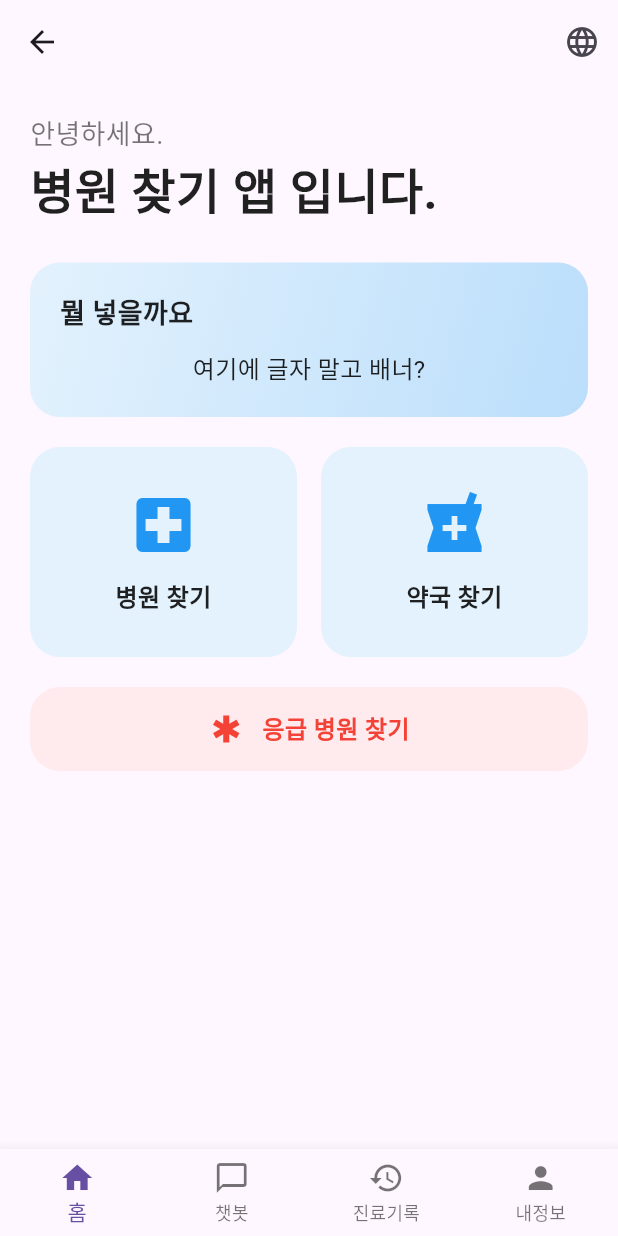
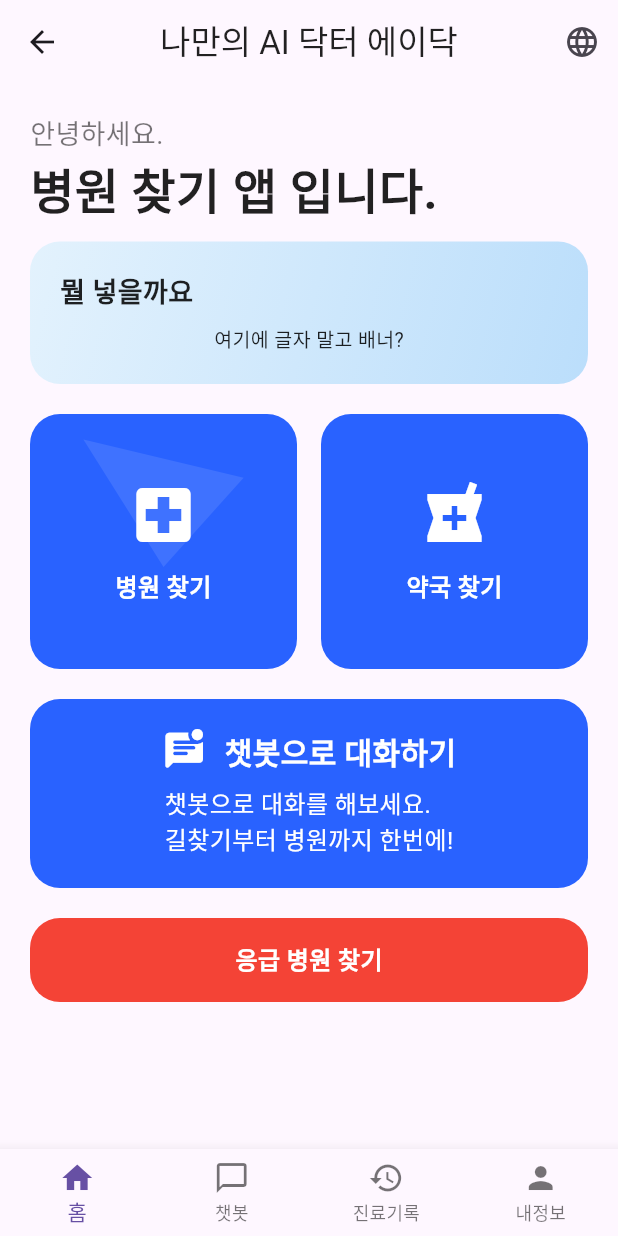
Before and after one commit to kim-manjae/team_3, a Flutter app: the screen it shows after launch, after a tap on "로그인 건너뛰기", on a phone screen of 412 x 824 dp. Run offline on Flutter 3.47's test engine with Material 3 defaults, Android fonts, the phone set to English and light mode, and no system bars; our stand-ins replace easy_localization, flutter_dotenv, geocoding, geolocator, get, google_sign_in and 1 more; missing offline and left inert: flutter_naver_login, flutter_naver_map, kakao_flutter_sdk_common, kakao_flutter_sdk_user, postgres; network calls fail; statements that could not run were skipped.

Commit message:
feat: UI 개선 및 기능 추가
- API import 경로 수정
- key.env에 GOOGLE_API_KEY 추가
- hospital_main.dart UI 개선 및 챗봇 기능 연결
- splash_screen.dart 추가 및 초기화 로직 구현
- bottom_nav_bar.dart 수정
- nav_main_page.dart 초기 인덱스 설정 기능 추가

```diff
--- a/lib/hospital/hospital_main.dart
+++ b/lib/hospital/hospital_main.dart
@@ -72,6 +72,8 @@ class _HospitalMainPageState extends State<HospitalMainPage> {
       appBar: AppBar(
         backgroundColor: Colors.transparent,
         elevation: 0,
+        centerTitle: true,
+        title: Text('나만의 AI 닥터 에이닥', style: TextStyle(color: Colors.black87)),
         actions: [
           IconButton(
             icon: Icon(Icons.language),
@@ -100,7 +102,7 @@ class _HospitalMainPageState extends State<HospitalMainPage> {
                     color: Colors.black87,
                   ),
                 ),
-                SizedBox(height: 24),
+                SizedBox(height: 10),
                 Container(
                   width: double.infinity,
                   padding: const EdgeInsets.all(20),
@@ -123,11 +125,11 @@ class _HospitalMainPageState extends State<HospitalMainPage> {
                           color: Colors.black87,
                         ),
                       ),
-                      SizedBox(height: 12),
+                      SizedBox(height: 8),
                       Center(
                         child: Text(
                           '여기에 글자 말고 배너?',
-                          style: TextStyle(fontSize: 16, color: Colors.black87),
+                          style: TextStyle(fontSize: 13, color: Colors.black87),
                         ),
                       ),
                     ],
@@ -151,11 +153,13 @@ class _HospitalMainPageState extends State<HospitalMainPage> {
                             ),
                           );
                         },
+                          child: PolygonOverlay(
                             child: Container(
-                          height: 140,
+                              width: double.infinity,
+                              height: 170,
                               padding: const EdgeInsets.all(16),
                               decoration: BoxDecoration(
-                            color: Colors.blue.shade50,
+                                color: Colors.blueAccent.shade700,
                                 borderRadius: BorderRadius.circular(20),
                               ),
                               child: Column(
@@ -164,7 +168,7 @@ class _HospitalMainPageState extends State<HospitalMainPage> {
                                   Icon(
                                     Icons.local_hospital,
                                     size: 48,
-                                color: Colors.blue,
+                                    color: Colors.white,
                                   ),
                                   SizedBox(height: 12),
                                   Text(
@@ -172,7 +176,7 @@ class _HospitalMainPageState extends State<HospitalMainPage> {
                                     style: TextStyle(
                                       fontSize: 16,
                                       fontWeight: FontWeight.bold,
-                                  color: Colors.black87,
+                                      color: Colors.white,
                                     ),
                                   ),
                                 ],
@@ -180,7 +184,8 @@ class _HospitalMainPageState extends State<HospitalMainPage> {
                             ),
                         ),
                       ),
-                    const SizedBox(width: 16),
+                    ),
+                    SizedBox(width: 16),
                     Expanded(
                       child: GestureDetector(
                         onTap: () {
@@ -192,10 +197,10 @@ class _HospitalMainPageState extends State<HospitalMainPage> {
                           );
                         },
                         child: Container(
-                          height: 140,
+                          height: 170,
                           padding: const EdgeInsets.all(16),
                           decoration: BoxDecoration(
-                            color: Colors.blue.shade50,
+                            color: Colors.blueAccent.shade700,
                             borderRadius: BorderRadius.circular(20),
                           ),
                           child: Column(
@@ -204,7 +209,7 @@ class _HospitalMainPageState extends State<HospitalMainPage> {
                               Icon(
                                 Icons.local_pharmacy,
                                 size: 48,
-                                color: Colors.blue,
+                                color: Colors.white,
                               ),
                               SizedBox(height: 12),
                               Text(
@@ -212,7 +217,7 @@ class _HospitalMainPageState extends State<HospitalMainPage> {
                                 style: TextStyle(
                                   fontSize: 16,
                                   fontWeight: FontWeight.bold,
-                                  color: Colors.black87,
+                                  color: Colors.white,
                                 ),
                               ),
                             ],
@@ -230,24 +235,70 @@ class _HospitalMainPageState extends State<HospitalMainPage> {
                       MaterialPageRoute(builder: (context) => ChatbotScreen()),
                     );
                   },
+
+                  child: Container(
+                    width: double.infinity,
+                    padding: EdgeInsets.symmetric(vertical: 20, horizontal: 20),
+                    decoration: BoxDecoration(
+                      color: Colors.blueAccent.shade700,
+                      borderRadius: BorderRadius.circular(20),
+                    ),
+                    child: Column(
+                      mainAxisAlignment: MainAxisAlignment.center,
+                      children: [
+                        Row(
+                          mainAxisAlignment: MainAxisAlignment.center,
+                          children: [
+                            Icon(
+                              Icons.mark_unread_chat_alt_rounded,
+                              color: Colors.white,
+                              size: 30,
+                            ),
+                            SizedBox(width: 12),
+                            Text(
+                              '챗봇으로 대화하기',
+                              style: TextStyle(
+                                fontSize: 20,
+                                fontWeight: FontWeight.bold,
+                                color: Colors.white,
+                              ),
+                            ),
+                          ],
+                        ),
+                        SizedBox(height: 8),
+                        Text(
+                          '챗봇으로 대화를 해보세요. \n길찾기부터 병원까지 한번에!',
+                          style: TextStyle(fontSize: 16, color: Colors.white),
+                          textAlign: TextAlign.start,
+                        ),
+                      ],
+                    ),
+                  ),
+                ),
+                SizedBox(height: 20),
+                GestureDetector(
+                  onTap: () {
+                    Navigator.push(
+                      context,
+                      MaterialPageRoute(builder: (context) => ChatbotScreen()),
+                    );
+                  },
                   child: Container(
                     width: double.infinity,
                     padding: EdgeInsets.symmetric(vertical: 16, horizontal: 20),
                     decoration: BoxDecoration(
-                      color: Colors.red.shade50,
+                      color: Colors.red,
                       borderRadius: BorderRadius.circular(20),
                     ),
                     child: Row(
                       mainAxisAlignment: MainAxisAlignment.center,
                       children: [
-                        Icon(Icons.emergency, color: Colors.red, size: 24),
-                        SizedBox(width: 12),
                         Text(
                           '응급 병원 찾기',
                           style: TextStyle(
                             fontSize: 16,
                             fontWeight: FontWeight.bold,
-                            color: Colors.red,
+                            color: Colors.white,
                           ),
                         ),
                       ],
@@ -262,3 +313,92 @@ class _HospitalMainPageState extends State<HospitalMainPage> {
     );
   }
 }
+
+/// 1) 좌우로 부드럽게 흔들리는 애니메이션
+class ShakingBackground extends StatefulWidget {
+  final Widget child;
+
+  const ShakingBackground({required this.child, super.key});
+
+  @override
+  _ShakingBackgroundState createState() => _ShakingBackgroundState();
+}
+
+class _ShakingBackgroundState extends State<ShakingBackground>
+    with SingleTickerProviderStateMixin {
+  late final AnimationController _ctrl;
+  late final Animation<double> _anim;
+
+  @override
+  void initState() {
+    super.initState();
+    _ctrl = AnimationController(
+      vsync: this,
+      duration: const Duration(seconds: 2),
+    )..repeat(reverse: true);
+    _anim = Tween<double>(
+      begin: -10,
+      end: 10,
+    ).animate(CurvedAnimation(parent: _ctrl, curve: Curves.easeInOutSine));
+  }
+
+  @override
+  void dispose() {
+    _ctrl.dispose();
+    super.dispose();
+  }
+
+  @override
+  Widget build(BuildContext context) {
+    return AnimatedBuilder(
+      animation: _anim,
+      builder: (context, child) {
+        return Transform.translate(
+          offset: Offset(_anim.value, 0),
+          child: child,
+        );
+      },
+      child: widget.child,
+    );
+  }
+}
+
+/// 2) 반투명 폴리곤을 오버레이하는 CustomPainter
+class PolygonOverlay extends StatelessWidget {
+  final Widget child;
+
+  const PolygonOverlay({required this.child, super.key});
+
+  @override
+  Widget build(BuildContext context) {
+    return Stack(
+      children: [
+        child,
+        Positioned.fill(child: CustomPaint(painter: _PolygonPainter())),
+      ],
+    );
+  }
+}
+
+class _PolygonPainter extends CustomPainter {
+  @override
+  void paint(Canvas canvas, Size size) {
+    final paint =
+        Paint()
+          ..color = Colors.white.withOpacity(0.1)
+          ..style = PaintingStyle.fill;
+
+    final path =
+        Path()
+          ..moveTo(size.width * 0.2, size.height * 0.1)
+          ..lineTo(size.width * 0.8, size.height * 0.25)
+          ..lineTo(size.width * 0.5, size.height * 0.6)
+          ..close();
+
+    canvas.drawPath(path, paint);
+    // 더 많은 폴리곤을 그리고 싶으면 여기 추가
+  }
+
+  @override
+  bool shouldRepaint(covariant CustomPainter oldDelegate) => false;
+}
--- a/lib/main.dart
+++ b/lib/main.dart
@@ -1,9 +1,15 @@
 import 'package:flutter/material.dart';
-import 'package:project/service/social_login.dart';
+import 'package:easy_localization/easy_localization.dart';
+import 'package:flutter_dotenv/flutter_dotenv.dart';
 import 'package:flutter_naver_map/flutter_naver_map.dart';
-import 'package:easy_localization/easy_localization.dart';
 import 'package:kakao_flutter_sdk_common/kakao_flutter_sdk_common.dart';
-import 'package:flutter_dotenv/flutter_dotenv.dart';
+import 'package:project/service/social_login.dart';      // LoginWidget 정의된 파일
+import 'package:project/chat_bot/chatbot_screen.dart';  // 다른 화면들
+import 'package:project/hospital/hospital_main.dart';
+import 'package:project/profile/profile_screen.dart';
+import 'package:project/reservation/reservation_list_page.dart';
+import 'package:project/splash/splash_screen.dart';
+import '../widgets/bottom_nav_bar.dart';
 
 /// 애플리케이션의 진입점
 ///
@@ -82,7 +88,7 @@ class MyApp extends StatelessWidget {
       supportedLocales: context.supportedLocales,
       locale: context.locale,
       // 앱의 초기 화면을 병원 메인 페이지로 설정
-      home: LoginWidget(),
+      home: const SplashScreen(),
     );
   }
 }
--- a/lib/splash/splash_screen.dart
+++ b/lib/splash/splash_screen.dart
@@ -0,0 +1,73 @@
+import 'package:flutter/material.dart';
+import 'package:flutter_dotenv/flutter_dotenv.dart';
+import 'package:flutter_naver_map/flutter_naver_map.dart';
+import 'package:kakao_flutter_sdk_common/kakao_flutter_sdk_common.dart';
+import 'package:project/service/social_login.dart';      // LoginWidget 정의된 파일
+
+class SplashScreen extends StatefulWidget {
+  const SplashScreen({super.key});
+  @override
+  State<SplashScreen> createState() => _SplashScreenState();
+}
+
+class _SplashScreenState extends State<SplashScreen> {
+  @override
+  void initState() {
+    super.initState();
+    _initializeApp(); // 초기화 시작
+  }
+
+  Future<void> _initializeApp() async {
+    // 1) .env 로드
+    await dotenv.load(fileName: ".env");
+
+    // 2) 키 가져오기
+    final naverClientId = dotenv.env['NAVER_MAP_CLIENT_ID']!;
+    final kakaoAppKey = dotenv.env['KAKAO_SDK_APP_KEY']!;
+
+    // 3) 네이버 지도 SDK 초기화
+    FlutterNaverMap().init(
+      clientId: naverClientId,
+      onAuthFailed: (ex) {
+        // 인증 실패 로그
+        print('NaverMap Auth Failed: $ex');
+      },
+    );
+
+    // 4) 카카오 SDK 초기화
+    KakaoSdk.init(nativeAppKey: kakaoAppKey);
+
+    // 2) 위치 권한 및 현재 위치
+    final position = await _getCurrentPosition();
+
+    // 3) 공공데이터 API 호출 · 파싱 · 필터 · 정렬
+    final pharmacies = await _fetchNearbyPharmacies(position);
+
+    // (선택) 조금 대기하거나 추가 초기화 작업
+    await Future.delayed(const Duration(milliseconds: 500));
+
+    // 5) 초기화 끝나면 로그인 화면으로 이동
+    if (mounted) {
+      Navigator.of(context).pushReplacement(
+        MaterialPageRoute(builder: (_) => const LoginWidget()),
+      );
+    }
+  }
+
+  @override
+  Widget build(BuildContext context) {
+    return Scaffold(
+      body: Center(
+        // 원하는 로고나 애니메이션을 넣어도 됩니다
+        child: Column(
+          mainAxisSize: MainAxisSize.min,
+          children: const [
+            CircularProgressIndicator(),
+            SizedBox(height: 16),
+            Text('로딩 중...'),
+          ],
+        ),
+      ),
+    );
+  }
+}
--- a/lib/widgets/nav_main_page.dart
+++ b/lib/widgets/nav_main_page.dart
@@ -8,13 +8,33 @@ import '../widgets/bottom_nav_bar.dart';
 
 
 class nav_MainPage extends StatefulWidget {
-  nav_MainPage({Key? key}) : super(key: key);
+  final int initialIndex;
+  const nav_MainPage({Key? key, this.initialIndex = 0}) : super(key: key);
+
   @override
-  State<nav_MainPage> createState() => _nav_MainPageState();
+  _nav_MainPageState createState() => _nav_MainPageState();
 }
 
 class _nav_MainPageState extends State<nav_MainPage> {
-  int _currentIndex = 0;
+  late int _currentIndex;
+
+  @override
+  void initState(){
+    super.initState();
+    _currentIndex = widget.initialIndex; // 초기값 설정
+  }
+
+  @override
+  void didUpdateWidget(covariant nav_MainPage oldWidget) {
+    super.didUpdateWidget(oldWidget);
+
+    if (widget.initialIndex != oldWidget.initialIndex) {
+      setState(() {
+        _currentIndex = widget.initialIndex;
+      });
+    }
+  }
+
   final List<Widget> _pages = [
     HospitalMainPage(),
     ChatbotScreen(),
```
Also changed, not shown: key.env, 1 other file. Lines whose indentation alone changed are shown as unchanged.
